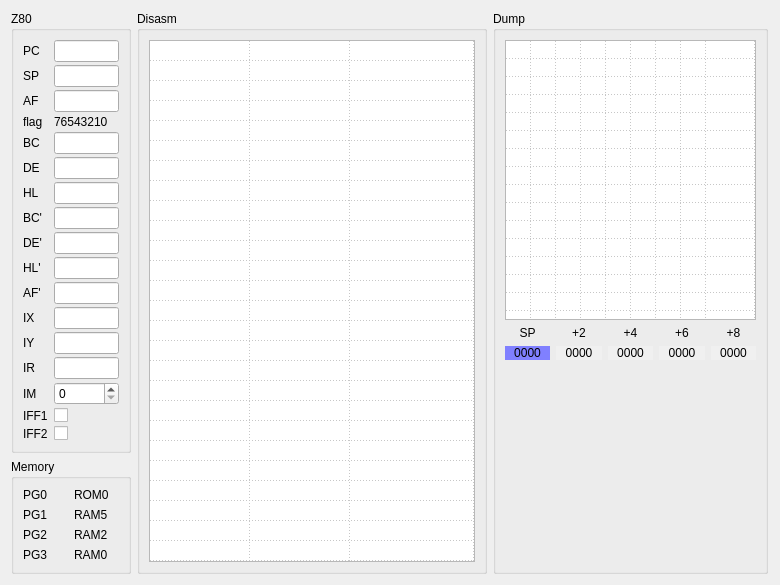
samstyle/Xpeccy, file ui/debuger.ui: the form before one commit.
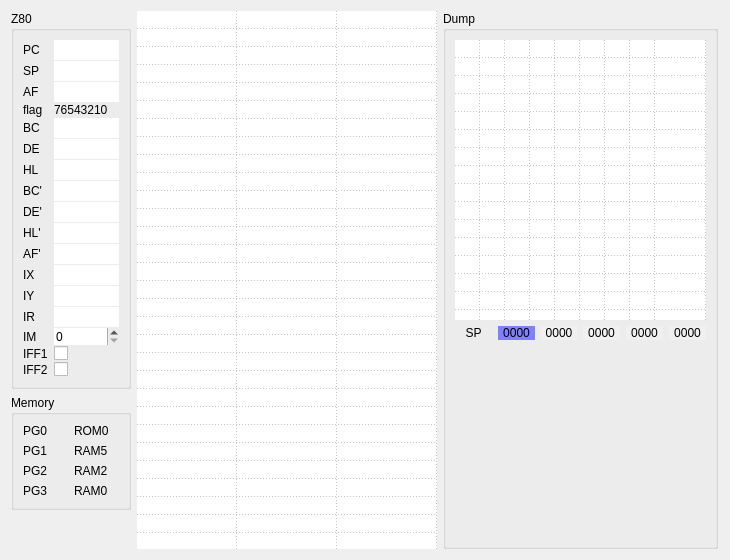
The form after the commit. Icons and pictures are not drawn.

```diff
--- a/ui/debuger.ui
+++ b/ui/debuger.ui
@@ -9,8 +9,8 @@
    <rect>
     <x>0</x>
     <y>0</y>
-    <width>780</width>
-    <height>581</height>
+    <width>730</width>
+    <height>560</height>
    </rect>
   </property>
   <property name="windowTitle">
@@ -51,7 +51,7 @@
        </property>
        <layout class="QGridLayout" name="gridLayout">
         <property name="verticalSpacing">
-         <number>3</number>
+         <number>1</number>
         </property>
         <item row="0" column="0">
          <widget class="QLabel" name="label">
@@ -66,7 +66,10 @@
            <string>HHHH</string>
           </property>
           <property name="frame">
-           <bool>true</bool>
+           <bool>false</bool>
+          </property>
+          <property name="alignment">
+           <set>Qt::AlignCenter</set>
           </property>
          </widget>
         </item>
@@ -83,7 +86,10 @@
            <string>HHHH</string>
           </property>
           <property name="frame">
-           <bool>true</bool>
+           <bool>false</bool>
+          </property>
+          <property name="alignment">
+           <set>Qt::AlignCenter</set>
           </property>
          </widget>
         </item>
@@ -100,7 +106,10 @@
            <string>HHHH</string>
           </property>
           <property name="frame">
-           <bool>true</bool>
+           <bool>false</bool>
+          </property>
+          <property name="alignment">
+           <set>Qt::AlignCenter</set>
           </property>
          </widget>
         </item>
@@ -131,7 +140,10 @@
            <string>HHHH</string>
           </property>
           <property name="frame">
-           <bool>true</bool>
+           <bool>false</bool>
+          </property>
+          <property name="alignment">
+           <set>Qt::AlignCenter</set>
           </property>
          </widget>
         </item>
@@ -148,7 +160,10 @@
            <string>HHHH</string>
           </property>
           <property name="frame">
-           <bool>true</bool>
+           <bool>false</bool>
+          </property>
+          <property name="alignment">
+           <set>Qt::AlignCenter</set>
           </property>
          </widget>
         </item>
@@ -165,7 +180,10 @@
            <string>HHHH</string>
           </property>
           <property name="frame">
-           <bool>true</bool>
+           <bool>false</bool>
+          </property>
+          <property name="alignment">
+           <set>Qt::AlignCenter</set>
           </property>
          </widget>
         </item>
@@ -182,7 +200,10 @@
            <string>HHHH</string>
           </property>
           <property name="frame">
-           <bool>true</bool>
+           <bool>false</bool>
+          </property>
+          <property name="alignment">
+           <set>Qt::AlignCenter</set>
           </property>
          </widget>
         </item>
@@ -199,7 +220,10 @@
            <string>HHHH</string>
           </property>
           <property name="frame">
-           <bool>true</bool>
+           <bool>false</bool>
+          </property>
+          <property name="alignment">
+           <set>Qt::AlignCenter</set>
           </property>
          </widget>
         </item>
@@ -216,7 +240,10 @@
            <string>HHHH</string>
           </property>
           <property name="frame">
-           <bool>true</bool>
+           <bool>false</bool>
+          </property>
+          <property name="alignment">
+           <set>Qt::AlignCenter</set>
           </property>
          </widget>
         </item>
@@ -233,7 +260,10 @@
            <string>HHHH</string>
           </property>
           <property name="frame">
-           <bool>true</bool>
+           <bool>false</bool>
+          </property>
+          <property name="alignment">
+           <set>Qt::AlignCenter</set>
           </property>
          </widget>
         </item>
@@ -250,7 +280,10 @@
            <string>HHHH</string>
           </property>
           <property name="frame">
-           <bool>true</bool>
+           <bool>false</bool>
+          </property>
+          <property name="alignment">
+           <set>Qt::AlignCenter</set>
           </property>
          </widget>
         </item>
@@ -267,7 +300,10 @@
            <string>HHHH</string>
           </property>
           <property name="frame">
-           <bool>true</bool>
+           <bool>false</bool>
+          </property>
+          <property name="alignment">
+           <set>Qt::AlignCenter</set>
           </property>
          </widget>
         </item>
@@ -284,7 +320,10 @@
            <string>HHHH</string>
           </property>
           <property name="frame">
-           <bool>true</bool>
+           <bool>false</bool>
+          </property>
+          <property name="alignment">
+           <set>Qt::AlignCenter</set>
           </property>
          </widget>
         </item>
@@ -298,7 +337,7 @@
         <item row="14" column="1">
          <widget class="QSpinBox" name="boxIM">
           <property name="frame">
-           <bool>true</bool>
+           <bool>false</bool>
           </property>
           <property name="maximum">
            <number>2</number>
@@ -417,25 +456,22 @@
     </layout>
    </item>
    <item>
-    <widget class="QGroupBox" name="groupBox_2">
-     <property name="sizePolicy">
-      <sizepolicy hsizetype="Fixed" vsizetype="Preferred">
-       <horstretch>0</horstretch>
-       <verstretch>0</verstretch>
-      </sizepolicy>
-     </property>
-     <property name="minimumSize">
-      <size>
-       <width>350</width>
-       <height>0</height>
-      </size>
-     </property>
-     <property name="title">
-      <string>Disasm</string>
-     </property>
-     <layout class="QVBoxLayout" name="verticalLayout_2">
-      <item>
        <widget class="QTableWidget" name="dasmTable">
+     <property name="sizePolicy">
+      <sizepolicy hsizetype="Fixed" vsizetype="Expanding">
+       <horstretch>0</horstretch>
+       <verstretch>0</verstretch>
+      </sizepolicy>
+     </property>
+     <property name="minimumSize">
+      <size>
+       <width>300</width>
+       <height>0</height>
+      </size>
+     </property>
+     <property name="frameShape">
+      <enum>QFrame::NoFrame</enum>
+     </property>
         <property name="verticalScrollBarPolicy">
          <enum>Qt::ScrollBarAlwaysOff</enum>
         </property>
@@ -461,7 +497,7 @@
          <enum>Qt::DotLine</enum>
         </property>
         <property name="rowCount">
-         <number>26</number>
+      <number>30</number>
         </property>
         <property name="columnCount">
          <number>3</number>
@@ -476,8 +512,11 @@
          <bool>false</bool>
         </attribute>
         <attribute name="verticalHeaderDefaultSectionSize">
-         <number>20</number>
-        </attribute>
+      <number>18</number>
+     </attribute>
+     <attribute name="verticalHeaderMinimumSectionSize">
+      <number>18</number>
+     </attribute>
         <row/>
         <row/>
         <row/>
@@ -504,12 +543,13 @@
         <row/>
         <row/>
         <row/>
+     <row/>
+     <row/>
+     <row/>
+     <row/>
         <column/>
         <column/>
         <column/>
-       </widget>
-      </item>
-     </layout>
     </widget>
    </item>
    <item>
@@ -546,6 +586,9 @@
             <height>280</height>
            </size>
           </property>
+          <property name="frameShape">
+           <enum>QFrame::NoFrame</enum>
+          </property>
           <property name="verticalScrollBarPolicy">
            <enum>Qt::ScrollBarAlwaysOff</enum>
           </property>
@@ -617,7 +660,7 @@
         </item>
         <item>
          <layout class="QGridLayout" name="gridLayout_3">
-          <item row="2" column="3">
+          <item row="1" column="4">
            <widget class="QLabel" name="labSP6">
             <property name="styleSheet">
              <string notr="true">background-color: rgb(240,240,240)</string>
@@ -630,7 +673,7 @@
             </property>
            </widget>
           </item>
-          <item row="2" column="4">
+          <item row="1" column="5">
            <widget class="QLabel" name="labSP8">
             <property name="styleSheet">
              <string notr="true">background-color: rgb(240,240,240)</string>
@@ -643,7 +686,7 @@
             </property>
            </widget>
           </item>
-          <item row="2" column="0">
+          <item row="1" column="1">
            <widget class="QLabel" name="labSP">
             <property name="styleSheet">
              <string notr="true">background-color: rgb(128, 128, 255);</string>
@@ -656,65 +699,13 @@
             </property>
            </widget>
           </item>
-          <item row="2" column="1">
-           <widget class="QLabel" name="labSP2">
-            <property name="styleSheet">
-             <string notr="true">background-color: rgb(240,240,240)</string>
-            </property>
-            <property name="text">
-             <string>0000</string>
-            </property>
-            <property name="alignment">
-             <set>Qt::AlignCenter</set>
-            </property>
-           </widget>
-          </item>
-          <item row="2" column="2">
-           <widget class="QLabel" name="labSP4">
-            <property name="styleSheet">
-             <string notr="true">background-color: rgb(240,240,240)</string>
-            </property>
-            <property name="text">
-             <string>0000</string>
-            </property>
-            <property name="alignment">
-             <set>Qt::AlignCenter</set>
-            </property>
-           </widget>
-          </item>
           <item row="1" column="2">
-           <widget class="QLabel" name="label_19">
+           <widget class="QLabel" name="labSP2">
             <property name="styleSheet">
-             <string notr="true"/>
+             <string notr="true">background-color: rgb(240,240,240)</string>
             </property>
             <property name="text">
-             <string>+4</string>
-            </property>
-            <property name="alignment">
-             <set>Qt::AlignCenter</set>
-            </property>
-           </widget>
-          </item>
-          <item row="1" column="0">
-           <widget class="QLabel" name="label_21">
-            <property name="styleSheet">
-             <string notr="true"/>
-            </property>
-            <property name="text">
-             <string>SP</string>
-            </property>
-            <property name="alignment">
-             <set>Qt::AlignCenter</set>
-            </property>
-           </widget>
-          </item>
-          <item row="1" column="1">
-           <widget class="QLabel" name="label_23">
-            <property name="styleSheet">
-             <string notr="true"/>
-            </property>
-            <property name="text">
-             <string>+2</string>
+             <string>0000</string>
             </property>
             <property name="alignment">
              <set>Qt::AlignCenter</set>
@@ -722,25 +713,22 @@
            </widget>
           </item>
           <item row="1" column="3">
-           <widget class="QLabel" name="label_25">
+           <widget class="QLabel" name="labSP4">
             <property name="styleSheet">
-             <string notr="true"/>
+             <string notr="true">background-color: rgb(240,240,240)</string>
             </property>
             <property name="text">
-             <string>+6</string>
+             <string>0000</string>
             </property>
             <property name="alignment">
              <set>Qt::AlignCenter</set>
             </property>
            </widget>
           </item>
-          <item row="1" column="4">
-           <widget class="QLabel" name="label_26">
-            <property name="styleSheet">
-             <string notr="true"/>
-            </property>
+          <item row="1" column="0">
+           <widget class="QLabel" name="label_27">
             <property name="text">
-             <string>+8</string>
+             <string>SP</string>
             </property>
             <property name="alignment">
              <set>Qt::AlignCenter</set>
```
Lines whose indentation alone changed are shown as unchanged.
